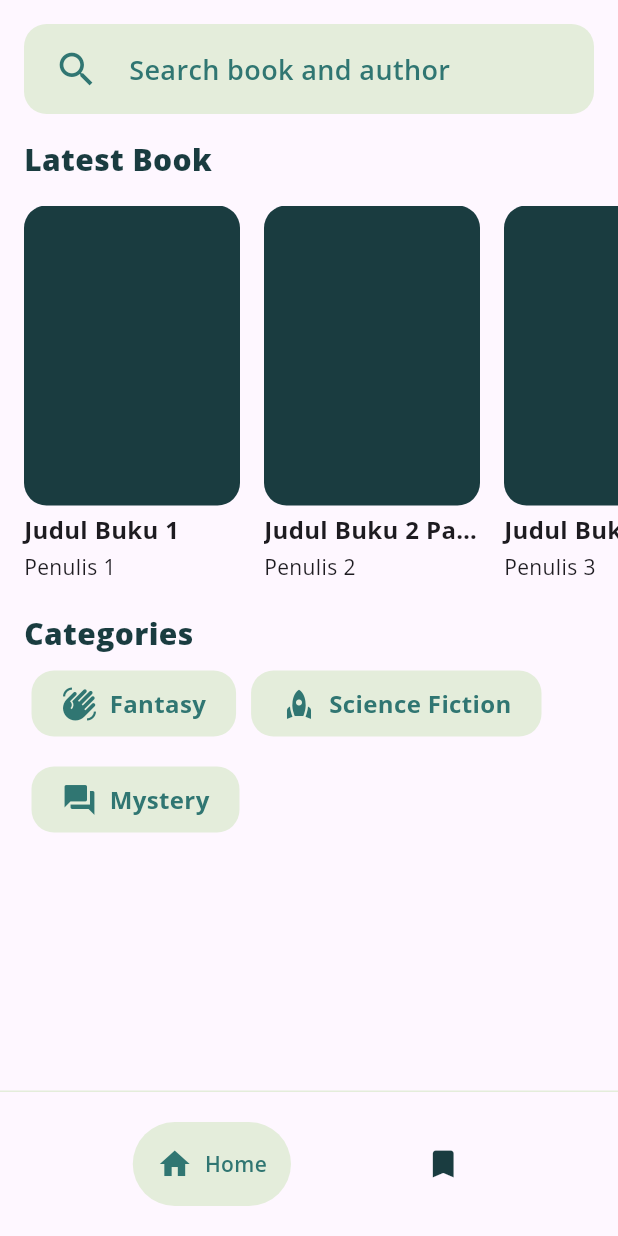
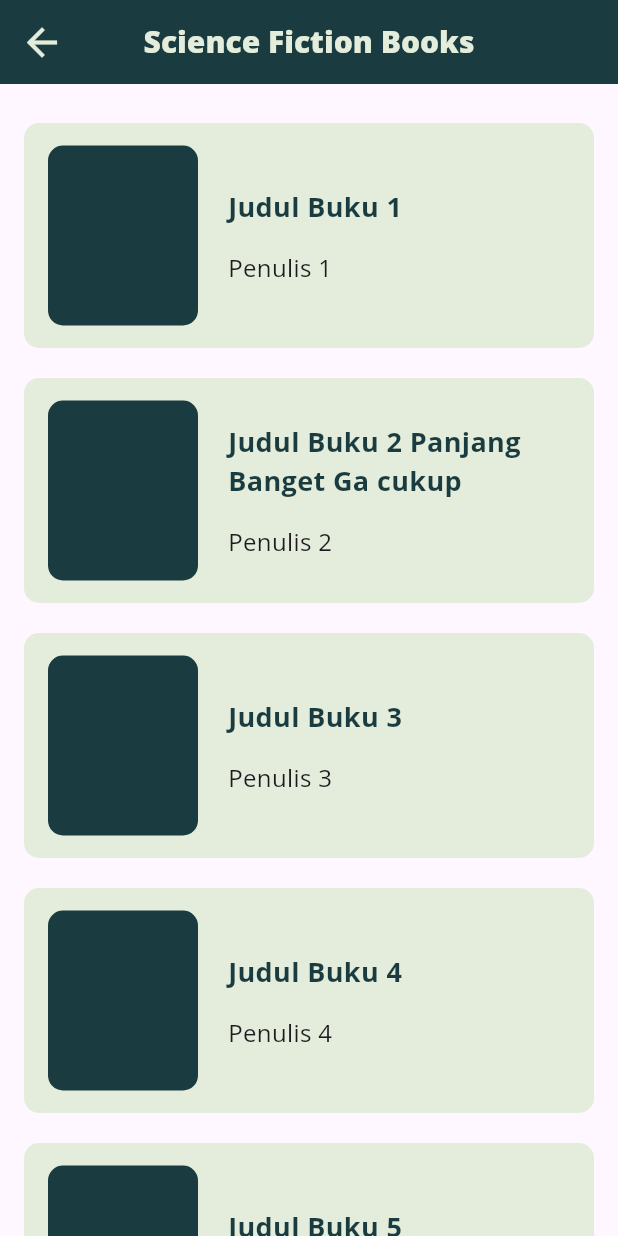
Before and after one commit to ivantendou/bookstash, a Flutter app: the screen it shows after launch, after a tap on "Science Fiction", on a phone screen of 412 x 824 dp. Run offline on Flutter 3.47's test engine with Material 3 defaults, Android fonts, the phone set to English and light mode, and no system bars; drawn by our look-alikes of google_nav_bar.

Commit message:
🔨 Finalize category books screen layout

```diff
--- a/lib/utils/constants/route_paths_constant.dart
+++ b/lib/constants/route_paths_constant.dart
@@ -2,4 +2,5 @@ class RoutePaths {
   static const String splash = '/';
   static const String root = '/root';
   static const String search = '/search';
+  static const String categoryBooks = '/category_books';
 }
--- a/lib/utils/constants/text_styles_constant.dart
+++ b/lib/constants/text_styles_constant.dart
@@ -1,4 +1,4 @@
-import 'package:bookstash/utils/constants/colors_constant.dart';
+import 'package:bookstash/constants/colors_constant.dart';
 import 'package:flutter/material.dart';
 
 class TextStyleConstant {
--- a/lib/main.dart
+++ b/lib/main.dart
@@ -1,8 +1,9 @@
+import 'package:bookstash/screens/category_books/category_books_screen.dart';
 import 'package:bookstash/screens/root/root_screen.dart';
 import 'package:bookstash/screens/search/search_screen.dart';
 import 'package:bookstash/screens/splash_screen.dart';
-import 'package:bookstash/utils/constants/colors_constant.dart';
-import 'package:bookstash/utils/constants/route_paths_constant.dart';
+import 'package:bookstash/constants/colors_constant.dart';
+import 'package:bookstash/constants/route_paths_constant.dart';
 import 'package:flutter/material.dart';
 
 void main() {
@@ -28,12 +29,28 @@ class MyApp extends StatelessWidget {
         iconTheme: IconThemeData(
           color: ColorConstant.tosca,
         ),
+        appBarTheme: AppBarTheme(
+          iconTheme: IconThemeData(
+            color: ColorConstant.teal,
+          ),
+        ),
       ),
       routes: {
         RoutePaths.splash: (context) => const SplashScreen(),
         RoutePaths.root: (context) => const RootScreen(),
         RoutePaths.search: (context) => const SearchScreen(),
       },
+      onGenerateRoute: (settings) {
+        if (settings.name == RoutePaths.categoryBooks) {
+          final args = settings.arguments as String;
+          return MaterialPageRoute(
+            builder: (context) => CategoryBooksScreen(
+              categoryName: args,
+            ),
+          );
+        }
+        return null;
+      },
     );
   }
 }
--- /dev/null
+++ b/lib/screens/category_books/category_books_screen.dart
@@ -0,0 +1,129 @@
+import 'package:bookstash/constants/colors_constant.dart';
+import 'package:bookstash/constants/text_styles_constant.dart';
+import 'package:flutter/material.dart';
+
+List<Map<String, String>> books = [
+  {
+    'title': 'Judul Buku 1',
+    'author': 'Penulis 1',
+  },
+  {
+    'title': 'Judul Buku 2 Panjang Banget Ga cukup',
+    'author': 'Penulis 2',
+  },
+  {
+    'title': 'Judul Buku 3',
+    'author': 'Penulis 3',
+  },
+  {
+    'title': 'Judul Buku 4',
+    'author': 'Penulis 4',
+  },
+  {
+    'title': 'Judul Buku 5',
+    'author': 'Penulis 5',
+  },
+];
+
+class CategoryBooksScreen extends StatelessWidget {
+  const CategoryBooksScreen({
+    super.key,
+    required this.categoryName,
+  });
+
+  final String categoryName;
+
+  @override
+  Widget build(BuildContext context) {
+    return Scaffold(
+      appBar: AppBar(
+        backgroundColor: ColorConstant.teal,
+        title: Text(
+          '$categoryName Books',
+          style: TextStyleConstant.heading1.copyWith(
+            color: ColorConstant.sageGreen,
+          ),
+        ),
+        centerTitle: true,
+        iconTheme: IconThemeData(
+          color: ColorConstant.sageGreen,
+          size: 30,
+        ),
+        leading: IconButton(
+          icon: const Icon(Icons.arrow_back),
+          onPressed: () {
+            Navigator.pop(context);
+          },
+        ),
+      ),
+      body: ListView.builder(
+        itemCount: books.length,
+        shrinkWrap: true,
+        padding: const EdgeInsets.all(16),
+        itemBuilder: (context, index) {
+          final item = books[index];
+          return Container(
+            height: 150,
+            margin: const EdgeInsets.symmetric(vertical: 10),
+            decoration: BoxDecoration(
+              color: ColorConstant.sageGreen,
+              borderRadius: const BorderRadius.all(
+                Radius.circular(10),
+              ),
+            ),
+            child: Row(
+              mainAxisAlignment: MainAxisAlignment.start,
+              children: [
+                const SizedBox(
+                  width: 16,
+                ),
+                Container(
+                  height: 120,
+                  width: 100,
+                  decoration: BoxDecoration(
+                    color: ColorConstant.teal,
+                    borderRadius: const BorderRadius.all(
+                      Radius.circular(10),
+                    ),
+                  ),
+                ),
+                const SizedBox(
+                  width: 20,
+                ),
+                Column(
+                  mainAxisAlignment: MainAxisAlignment.center,
+                  crossAxisAlignment: CrossAxisAlignment.start,
+                  children: [
+                    SizedBox(
+                      width: 200,
+                      child: Text(
+                        item['title']!,
+                        maxLines: 2,
+                        style: TextStyleConstant.heading3.copyWith(
+                          fontSize: 18,
+                          overflow: TextOverflow.ellipsis,
+                        ),
+                      ),
+                    ),
+                    const SizedBox(
+                      height: 16,
+                    ),
+                    Text(
+                      item['author']!,
+                      maxLines: 2,
+                      style: TextStyleConstant.body.copyWith(
+                        fontWeight: FontWeight.w400,
+                        overflow: TextOverflow.ellipsis,
+                        fontSize: 16,
+                      ),
+                    )
+                  ],
+                )
+              ],
+            ),
+          );
+        },
+      ),
+    );
+  }
+}
--- a/lib/screens/home/widgets/book_card_widget.dart
+++ b/lib/screens/home/widgets/book_card_widget.dart
@@ -1,5 +1,5 @@
-import 'package:bookstash/utils/constants/colors_constant.dart';
-import 'package:bookstash/utils/constants/text_styles_constant.dart';
+import 'package:bookstash/constants/colors_constant.dart';
+import 'package:bookstash/constants/text_styles_constant.dart';
 import 'package:flutter/material.dart';
 
 class BookCardWidget extends StatelessWidget {
--- a/lib/screens/home/widgets/category_card_widget.dart
+++ b/lib/screens/home/widgets/category_card_widget.dart
@@ -1,6 +1,7 @@
+import 'package:bookstash/constants/route_paths_constant.dart';
 import 'package:bookstash/model/category_model.dart';
-import 'package:bookstash/utils/constants/colors_constant.dart';
-import 'package:bookstash/utils/constants/text_styles_constant.dart';
+import 'package:bookstash/constants/colors_constant.dart';
+import 'package:bookstash/constants/text_styles_constant.dart';
 import 'package:flutter/material.dart';
 
 class CategoryCardWidget extends StatelessWidget {
@@ -54,7 +55,13 @@ class CategoryCardWidget extends StatelessWidget {
                     ],
                   ),
                 ),
-                onTap: () {},
+                onTap: () {
+                  Navigator.pushNamed(
+                    context,
+                    RoutePaths.categoryBooks,
+                    arguments: category.name,
+                  );
+                },
               ),
             )
             .toList(),
--- a/lib/screens/home/widgets/home_search_bar_widget.dart
+++ b/lib/screens/home/widgets/home_search_bar_widget.dart
@@ -1,6 +1,6 @@
-import 'package:bookstash/utils/constants/colors_constant.dart';
-import 'package:bookstash/utils/constants/route_paths_constant.dart';
-import 'package:bookstash/utils/constants/text_styles_constant.dart';
+import 'package:bookstash/constants/colors_constant.dart';
+import 'package:bookstash/constants/route_paths_constant.dart';
+import 'package:bookstash/constants/text_styles_constant.dart';
 import 'package:flutter/material.dart';
 
 class HomeSearchBarWidget extends StatelessWidget {
--- a/lib/screens/home/widgets/text_header_widget.dart
+++ b/lib/screens/home/widgets/text_header_widget.dart
@@ -1,4 +1,4 @@
-import 'package:bookstash/utils/constants/text_styles_constant.dart';
+import 'package:bookstash/constants/text_styles_constant.dart';
 import 'package:flutter/material.dart';
 
 class TextHeaderWidget extends StatelessWidget {
--- a/lib/screens/root/root_screen.dart
+++ b/lib/screens/root/root_screen.dart
@@ -1,6 +1,6 @@
 import 'package:bookstash/screens/bookmark/bookmark_screen.dart';
 import 'package:bookstash/screens/home/home_screen.dart';
-import 'package:bookstash/utils/constants/colors_constant.dart';
+import 'package:bookstash/constants/colors_constant.dart';
 import 'package:flutter/material.dart';
 import 'package:google_nav_bar/google_nav_bar.dart';
 
--- a/lib/screens/search/search_screen.dart
+++ b/lib/screens/search/search_screen.dart
@@ -1,6 +1,6 @@
 import 'package:bookstash/screens/search/widgets/search_bar_widget.dart';
-import 'package:bookstash/utils/constants/colors_constant.dart';
-import 'package:bookstash/utils/constants/text_styles_constant.dart';
+import 'package:bookstash/constants/colors_constant.dart';
+import 'package:bookstash/constants/text_styles_constant.dart';
 import 'package:flutter/material.dart';
 
 List<Map<String, String>> books = [
@@ -24,6 +24,10 @@ List<Map<String, String>> books = [
     'title': 'Judul Buku 5',
     'author': 'Penulis 5',
   },
+  {
+    'title': 'Judul Buku 6',
+    'author': 'Penulis 6',
+  },
 ];
 
 class SearchScreen extends StatefulWidget {
@@ -38,18 +42,28 @@ class _SearchScreenState extends State<SearchScreen> {
   Widget build(BuildContext context) {
     return SafeArea(
       child: Scaffold(
-        body: SingleChildScrollView(
-          child: Padding(
-            padding: const EdgeInsets.all(16.0),
-            child: Column(
-              children: [
-                const SearchBarWidget(),
-                const SizedBox(
-                  height: 16,
+        appBar: AppBar(
+          toolbarHeight: 90,
+          title: const SearchBarWidget(),
+          backgroundColor: ColorConstant.teal,
+          iconTheme: IconThemeData(
+            color: ColorConstant.sageGreen,
+            size: 30,
           ),
-                ListView.builder(
+          leading: Padding(
+            padding: const EdgeInsets.only(left: 10, top: 15, bottom: 15),
+            child: IconButton(
+              icon: const Icon(Icons.arrow_back),
+              onPressed: () {
+                Navigator.pop(context);
+              },
+            ),
+          ),
+        ),
+        body: ListView.builder(
           itemCount: books.length,
           shrinkWrap: true,
+          padding: const EdgeInsets.all(16),
           itemBuilder: (context, index) {
             final item = books[index];
             return Container(
@@ -114,10 +128,6 @@ class _SearchScreenState extends State<SearchScreen> {
             );
           },
         ),
-              ],
-            ),
-          ),
-        ),
       ),
     );
   }
--- a/lib/screens/search/widgets/search_bar_widget.dart
+++ b/lib/screens/search/widgets/search_bar_widget.dart
@@ -1,5 +1,5 @@
-import 'package:bookstash/utils/constants/colors_constant.dart';
-import 'package:bookstash/utils/constants/text_styles_constant.dart';
+import 'package:bookstash/constants/colors_constant.dart';
+import 'package:bookstash/constants/text_styles_constant.dart';
 import 'package:flutter/material.dart';
 
 class SearchBarWidget extends StatelessWidget {
@@ -10,13 +10,6 @@ class SearchBarWidget extends StatelessWidget {
     return Row(
       mainAxisAlignment: MainAxisAlignment.spaceEvenly,
       children: [
-        const Icon(
-          Icons.arrow_back_outlined,
-          size: 30,
-        ),
-        const SizedBox(
-          width: 20,
-        ),
         Expanded(
           child: TextFormField(
             style: TextStyleConstant.buttonLabel.copyWith(
--- a/lib/screens/splash_screen.dart
+++ b/lib/screens/splash_screen.dart
@@ -1,7 +1,7 @@
 import 'dart:async';
 
-import 'package:bookstash/utils/constants/route_paths_constant.dart';
-import 'package:bookstash/utils/constants/text_styles_constant.dart';
+import 'package:bookstash/constants/route_paths_constant.dart';
+import 'package:bookstash/constants/text_styles_constant.dart';
 import 'package:flutter/material.dart';
 
 class SplashScreen extends StatefulWidget {
```
Also changed, not shown: lib/constants/colors_constant.dart (renamed from lib/utils/constants/colors_constant.dart). Lines whose indentation alone changed are shown as unchanged.
